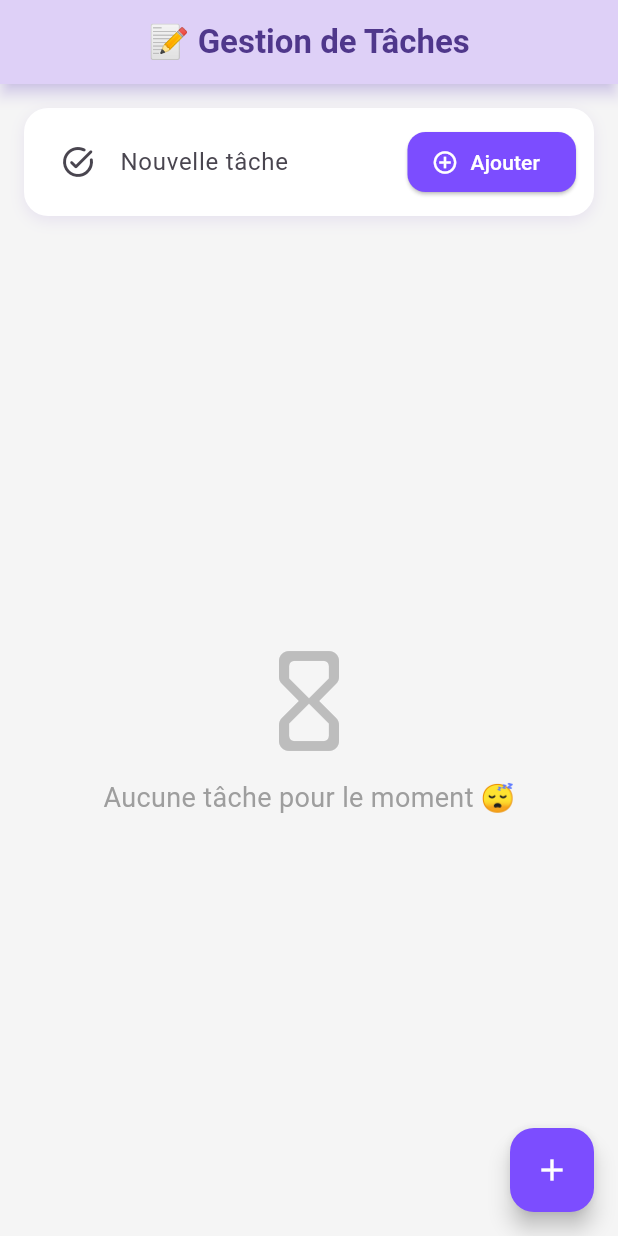
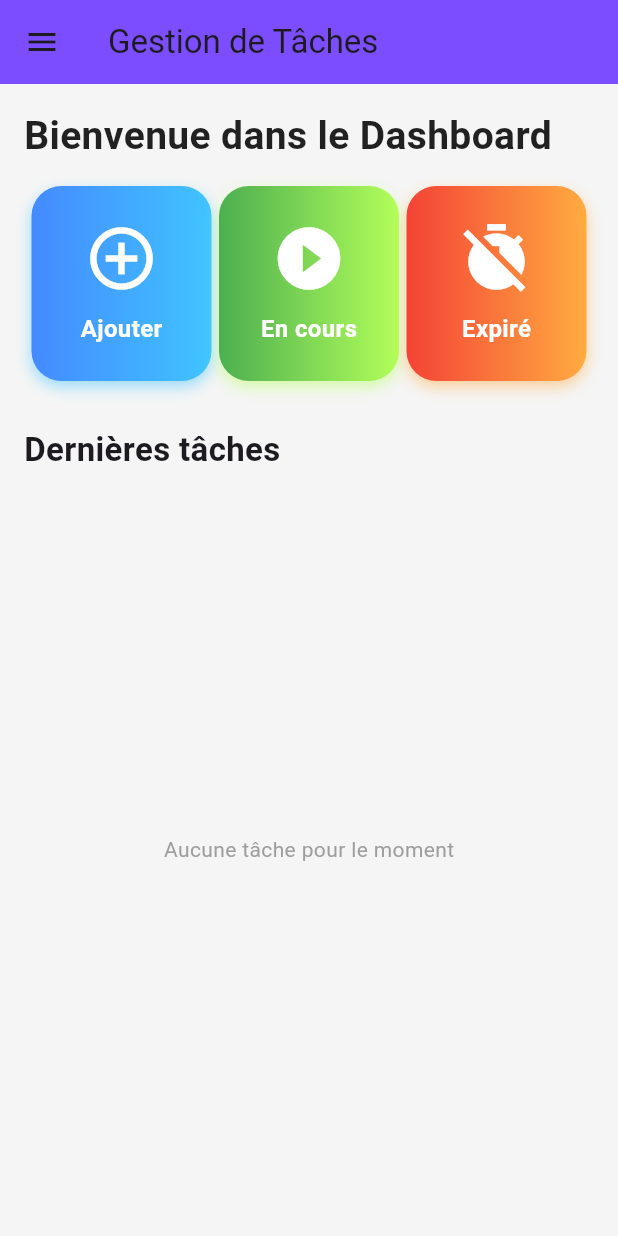
Before and after one commit to ElimaneG23/Gestion_Taches, a Flutter app: the screen it shows after launch, on a phone screen of 412 x 824 dp. Run offline on Flutter 3.47's test engine with Material 3 defaults, Android fonts, the phone set to English and light mode, and no system bars.

Commit message:
creation du template

```diff
--- a/lib/main.dart
+++ b/lib/main.dart
@@ -12,7 +12,7 @@ class MyApp extends StatelessWidget {
   @override
   Widget build(BuildContext context) {
     return MaterialApp(
-      title: 'Flutter Demo',
+      debugShowCheckedModeBanner: false,
 
       home: const Monfullwidget(),
     );
--- a/lib/monfullwidget.dart
+++ b/lib/monfullwidget.dart
@@ -1,4 +1,6 @@
 import 'package:flutter/material.dart';
+
+// Définition de la classe Task
 
 class Monfullwidget extends StatefulWidget {
   const Monfullwidget({super.key});
@@ -6,157 +8,184 @@ class Monfullwidget extends StatefulWidget {
   @override
   State<Monfullwidget> createState() => _MonfullwidgetState();
 }
+class Task {
+  String title;
+  String status; // "En cours" ou "Expiré"
+  Task({required this.title, required this.status});
+}
+
 
 class _MonfullwidgetState extends State<Monfullwidget> {
-  final List<String> _tasks = [];
+  List<Task> tasks = [];
   final TextEditingController _controller = TextEditingController();
 
-  void _addTask() {
-    final text = _controller.text.trim();
-    if (text.isNotEmpty) {
+  void _addTask(String status) {
+    if (_controller.text.isEmpty) return;
     setState(() {
-        _tasks.add(text);
+      tasks.add(Task(title: _controller.text, status: status));
       _controller.clear();
     });
-      ScaffoldMessenger.of(context).showSnackBar(
-        SnackBar(
-          content: Text('Tâche "$text" ajoutée ✅'),
-          duration: const Duration(seconds: 2),
-        ),
-      );
-    }
   }
 
-  void _removeTask(int index) {
-    final removedTask = _tasks[index];
+  void _deleteTask(int index) {
     setState(() {
-      _tasks.removeAt(index);
+      tasks.removeAt(index);
     });
-    ScaffoldMessenger.of(context).showSnackBar(
-      SnackBar(
-        content: Text('Tâche "$removedTask" supprimée ❌'),
-        duration: const Duration(seconds: 2),
+  }
+
+  void _showAddTaskDialog(String status) {
+    showDialog(
+      context: context,
+      builder: (context) {
+        return AlertDialog(
+          shape:
+          RoundedRectangleBorder(borderRadius: BorderRadius.circular(15)),
+          title: Text('Ajouter une tâche ($status)'),
+          content: TextField(
+            controller: _controller,
+            decoration: InputDecoration(
+              hintText: 'Titre de la tâche',
+              border: OutlineInputBorder(
+                  borderRadius: BorderRadius.circular(10)),
             ),
+          ),
+          actions: [
+            TextButton(
+              onPressed: () => Navigator.pop(context),
+              child: Text('Annuler'),
+            ),
+            ElevatedButton(
+              onPressed: () {
+                _addTask(status);
+                Navigator.pop(context);
+              },
+              style: ElevatedButton.styleFrom(
+                  shape: RoundedRectangleBorder(
+                      borderRadius: BorderRadius.circular(10))),
+              child: Text('Ajouter'),
+            ),
+          ],
+        );
+      },
     );
   }
 
   @override
   Widget build(BuildContext context) {
-    final theme = Theme.of(context);
     return Scaffold(
-      backgroundColor: Colors.grey[100],
       appBar: AppBar(
-        title: const Text(
-          '📝 Gestion de Tâches',
-          style: TextStyle(fontWeight: FontWeight.bold),
+        title: Text('Gestion de Tâches'),
+        backgroundColor: Colors.deepPurpleAccent,
+        elevation: 0,
       ),
-        centerTitle: true,
-        backgroundColor: theme.colorScheme.primaryContainer,
-        foregroundColor: theme.colorScheme.onPrimaryContainer,
-        elevation: 4,
-        shadowColor: Colors.deepPurpleAccent.withOpacity(0.4),
-      ),
-      body: Padding(
-        padding: const EdgeInsets.all(16.0),
-        child: Column(
+      drawer: Drawer(
+        child: ListView(
+          padding: EdgeInsets.zero,
           children: [
-            // Champ d'ajout de tâche
-            Container(
-              padding: const EdgeInsets.symmetric(horizontal: 12, vertical: 8),
+            DrawerHeader(
               decoration: BoxDecoration(
-                color: Colors.white,
-                borderRadius: BorderRadius.circular(16),
-                boxShadow: [
-                  BoxShadow(
-                    color: Colors.deepPurple.withOpacity(0.1),
-                    blurRadius: 8,
-                    offset: const Offset(0, 3),
-                  ),
-                ],
-              ),
-              child: Row(
-                children: [
-                  Expanded(
-                    child: TextField(
-                      controller: _controller,
-                      decoration: const InputDecoration(
-                        labelText: 'Nouvelle tâche',
-                        border: InputBorder.none,
-                        prefixIcon: Icon(Icons.task_alt_rounded),
+                  gradient: LinearGradient(
+                      colors: [Colors.deepPurpleAccent, Colors.purple])),
+              child: Text(
+                'Menu',
+                style: TextStyle(color: Colors.white, fontSize: 24),
               ),
             ),
+            ListTile(
+              leading: Icon(Icons.dashboard),
+              title: Text('Dashboard'),
+              onTap: () => Navigator.pop(context),
             ),
-                  const SizedBox(width: 8),
-                  ElevatedButton.icon(
-                    onPressed: _addTask,
-                    icon: const Icon(Icons.add_circle_outline),
-                    label: const Text('Ajouter'),
-                    style: ElevatedButton.styleFrom(
-                      backgroundColor: Colors.deepPurpleAccent,
-                      foregroundColor: Colors.white,
-                      shape: RoundedRectangleBorder(
-                        borderRadius: BorderRadius.circular(12),
+            ListTile(
+              leading: Icon(Icons.task),
+              title: Text('Tâches'),
+              onTap: () => Navigator.pop(context),
             ),
-                    ),
+            ListTile(
+              leading: Icon(Icons.settings),
+              title: Text('Paramètres'),
+              onTap: () => Navigator.pop(context),
             ),
           ],
         ),
       ),
-            const SizedBox(height: 20),
-
-            // Liste des tâches
-            Expanded(
-              child: _tasks.isEmpty
-                  ? Column(
-                mainAxisAlignment: MainAxisAlignment.center,
+      body: Container(
+        color: Colors.grey[100],
+        padding: const EdgeInsets.all(16.0),
+        child: Column(
+          crossAxisAlignment: CrossAxisAlignment.start,
           children: [
-                  Icon(Icons.hourglass_empty_rounded,
-                      size: 80, color: Colors.grey[400]),
-                  const SizedBox(height: 12),
-                  const Text(
-                    'Aucune tâche pour le moment 😴',
-                    style:
-                    TextStyle(fontSize: 18, color: Colors.grey),
+            Text(
+              'Bienvenue dans le Dashboard',
+              style: TextStyle(
+                  fontSize: 26,
+                  fontWeight: FontWeight.bold,
+                  color: Colors.black87),
             ),
-                ],
-              )
-                  : ListView.builder(
-                itemCount: _tasks.length,
-                itemBuilder: (context, index) {
-                  return AnimatedContainer(
-                    duration: const Duration(milliseconds: 300),
-                    curve: Curves.easeInOut,
-                    margin: const EdgeInsets.symmetric(vertical: 6),
-                    decoration: BoxDecoration(
-                      color: Colors.white,
-                      borderRadius: BorderRadius.circular(16),
-                      boxShadow: [
-                        BoxShadow(
-                          color: Colors.deepPurple.withOpacity(0.1),
-                          blurRadius: 6,
-                          offset: const Offset(0, 3),
+            SizedBox(height: 15),
+            Row(
+              mainAxisAlignment: MainAxisAlignment.spaceEvenly,
+              children: [
+                _buildDashboardCard(
+                  title: 'Ajouter',
+                  icon: Icons.add_circle_outline,
+                  colors: [Colors.blueAccent, Colors.lightBlueAccent],
+                  onTap: () => _showAddTaskDialog('En cours'),
+                ),
+                _buildDashboardCard(
+                  title: 'En cours',
+                  icon: Icons.play_circle_fill,
+                  colors: [Colors.green, Colors.lightGreenAccent],
+                  onTap: () {},
+                  count: tasks.where((t) => t.status == 'En cours').length,
+                ),
+                _buildDashboardCard(
+                  title: 'Expiré',
+                  icon: Icons.timer_off,
+                  colors: [Colors.red, Colors.orangeAccent],
+                  onTap: () {},
+                  count: tasks.where((t) => t.status == 'Expiré').length,
                 ),
               ],
             ),
+            SizedBox(height: 30),
+            Text(
+              'Dernières tâches',
+              style: TextStyle(fontSize: 22, fontWeight: FontWeight.w600),
+            ),
+            SizedBox(height: 10),
+            Expanded(
+              child: tasks.isEmpty
+                  ? Center(
+                child: Text(
+                  'Aucune tâche pour le moment',
+                  style: TextStyle(color: Colors.grey),
+                ),
+              )
+                  : ListView.builder(
+                itemCount: tasks.length,
+                itemBuilder: (context, index) {
+                  final task = tasks[index];
+                  return Card(
+                    margin: EdgeInsets.symmetric(vertical: 6),
+                    elevation: 4,
+                    shape: RoundedRectangleBorder(
+                        borderRadius: BorderRadius.circular(15)),
                     child: ListTile(
-                      leading: CircleAvatar(
-                        backgroundColor: Colors.deepPurpleAccent,
-                        child: Text(
-                          '${index + 1}',
-                          style: const TextStyle(color: Colors.white),
+                      leading: Icon(
+                        task.status == 'En cours'
+                            ? Icons.check_circle
+                            : Icons.error,
+                        color: task.status == 'En cours'
+                            ? Colors.green
+                            : Colors.red,
                       ),
-                      ),
-                      title: Text(
-                        _tasks[index],
-                        style: const TextStyle(
-                          fontWeight: FontWeight.w600,
-                          fontSize: 16,
-                        ),
-                      ),
+                      title: Text(task.title,
+                          style: TextStyle(fontWeight: FontWeight.bold)),
+                      subtitle: Text(task.status),
                       trailing: IconButton(
-                        icon: const Icon(Icons.delete_forever_rounded,
-                            color: Colors.redAccent),
-                        onPressed: () => _removeTask(index),
+                        icon: Icon(Icons.delete, color: Colors.grey[700]),
+                        onPressed: () => _deleteTask(index),
                       ),
                     ),
                   );
@@ -166,10 +195,60 @@ class _MonfullwidgetState extends State<Monfullwidget> {
           ],
         ),
       ),
-      floatingActionButton: FloatingActionButton(
-        onPressed: _addTask,
-        backgroundColor: Colors.deepPurpleAccent,
-        child: const Icon(Icons.add, color: Colors.white),
+    );
+  }
+
+  Widget _buildDashboardCard({
+    required String title,
+    required IconData icon,
+    required List<Color> colors,
+    required VoidCallback onTap,
+    int count = 0,
+  }) {
+    return GestureDetector(
+      onTap: onTap,
+      child: Container(
+        width: 120,
+        height: 130,
+        decoration: BoxDecoration(
+          gradient: LinearGradient(colors: colors),
+          borderRadius: BorderRadius.circular(20),
+          boxShadow: [
+            BoxShadow(
+              color: colors.last.withOpacity(0.5),
+              blurRadius: 8,
+              offset: Offset(0, 4),
+            ),
+          ],
+        ),
+        child: Column(
+          mainAxisAlignment: MainAxisAlignment.center,
+          children: [
+            Stack(
+              alignment: Alignment.topRight,
+              children: [
+                Icon(icon, size: 50, color: Colors.white),
+                if (count > 0)
+                  Container(
+                    padding: EdgeInsets.symmetric(horizontal: 6, vertical: 2),
+                    decoration: BoxDecoration(
+                        color: Colors.black54,
+                        borderRadius: BorderRadius.circular(12)),
+                    child: Text(
+                      '$count',
+                      style: TextStyle(color: Colors.white, fontSize: 12),
+                    ),
+                  ),
+              ],
+            ),
+            SizedBox(height: 10),
+            Text(title,
+                style: TextStyle(
+                    fontWeight: FontWeight.bold,
+                    color: Colors.white,
+                    fontSize: 16)),
+          ],
+        ),
       ),
     );
   }
```
Lines whose indentation alone changed are shown as unchanged.
